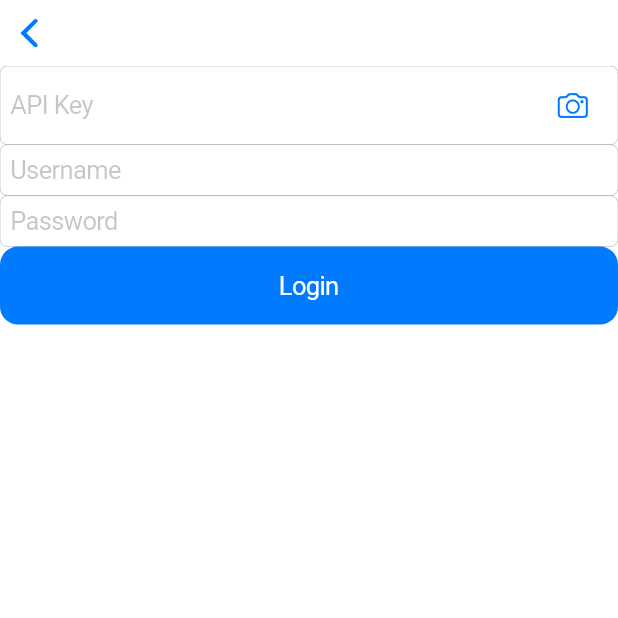
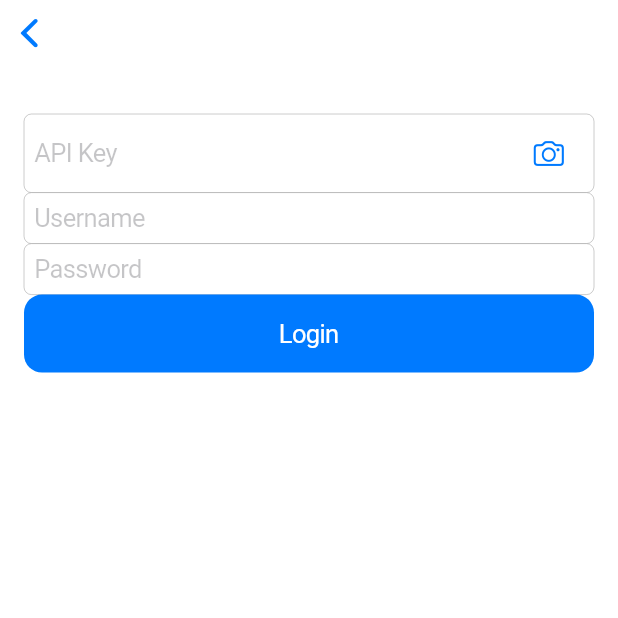
Before and after one commit to eventsurfer/validator-app, a Flutter app: the Settings screen opened directly, on a phone screen of 412 x 824 dp, the top half of it. Run offline on Flutter 3.47's test engine with Material 2 defaults, Android fonts, the phone set to English and light mode, and no system bars; our stand-ins replace flutter_secure_storage; missing offline and left inert: barcode_scan; accounts and stored records are empty.

Commit message:
fix login

```diff
--- a/lib/data.dart
+++ b/lib/data.dart
@@ -64,8 +64,8 @@ class User {
         'admin': this.admin,
         'enabled': this.enabled,
         'email': this.email,
-        'created_at': this.createdAt,
-        'updated_at': this.updatedAt,
+        'created_at': this.createdAt.toIso8601String(),
+        'updated_at': this.updatedAt.toIso8601String(),
         'role': this.role
       };
 }
--- a/lib/main.dart
+++ b/lib/main.dart
@@ -104,46 +104,61 @@ class TicketInfoPage extends StatelessWidget {
   }
 }
 
-class Settings extends StatelessWidget {
-  final TextEditingController _apiController = TextEditingController();
-  final TextEditingController _userController = TextEditingController();
-  final TextEditingController _pswController = TextEditingController();
-  // TODO setting the text does not work correctly
+class Settings extends StatefulWidget {
+  @override
+  _SettingsState createState() => _SettingsState();
+}
 
-  Settings() {
+class _SettingsState extends State<Settings> {
+  TextEditingController _apiController = TextEditingController();
+  TextEditingController _userController = TextEditingController();
+  TextEditingController _pswController = TextEditingController();
+
+  _SettingsState() {
     getApiKey().then((String key) {
+      setState(() {
         _apiController.text = key;
       });
+    });
     getUser().then((User user) {
+      setState(() {
         _userController.text = user.email;
+      });
     });
   }
 
   @override
   Widget build(BuildContext context) {
     return CupertinoPageScaffold(
+      child: Padding(
+        padding: const EdgeInsets.symmetric(vertical: 32.0, horizontal: 16.0),
         child: ListView(
           children: <Widget>[
             CupertinoTextField(
               controller: this._apiController,
+              clearButtonMode: OverlayVisibilityMode.editing,
               placeholder: "API Key",
               autocorrect: false,
               maxLines: 1,
               suffix: CupertinoButton(
                 child: Icon(CupertinoIcons.photo_camera),
-              onPressed: () async {
+                onPressed: () {
+                  setState(() async {
                     this._apiController.text = await BarcodeScanner.scan();
+                  });
                 },
               ),
             ),
             CupertinoTextField(
               controller: _userController,
+              clearButtonMode: OverlayVisibilityMode.editing,
               placeholder: "Username",
               autocorrect: false,
               maxLines: 1,
             ),
             CupertinoTextField(
               controller: _pswController,
+              clearButtonMode: OverlayVisibilityMode.editing,
               placeholder: "Password",
               obscureText: true,
               maxLines: 1,
@@ -153,9 +168,12 @@ class Settings extends StatelessWidget {
               onPressed: () async {
                 saveApiKey(this._apiController.text);
                 saveUser(await signUserIn(this._userController.text, this._pswController.text));
+                Navigator.pop(context);
+                // TODO user feedback
               },
             )
           ],
+        ),
       ),
       navigationBar: CupertinoNavigationBar(),
     );
--- a/lib/settings.dart
+++ b/lib/settings.dart
@@ -15,10 +15,10 @@ Future<String> getApiKey() async {
 }
 
 saveUser(User user) {
-  _storage.write(key: "user", value: user.toJson().toString());
+  _storage.write(key: "user", value: json.encode(user.toJson()));
 }
 
 Future<User> getUser() async {
-  String jsonUser =  await _storage.read(key: "user");
+  String jsonUser = await _storage.read(key: "user");
   return jsonUser != null ? User.fromJson(json.decode(jsonUser)) : User();
 }
```
Also changed, not shown: pubspec.lock. Lines whose indentation alone changed are shown as unchanged.
